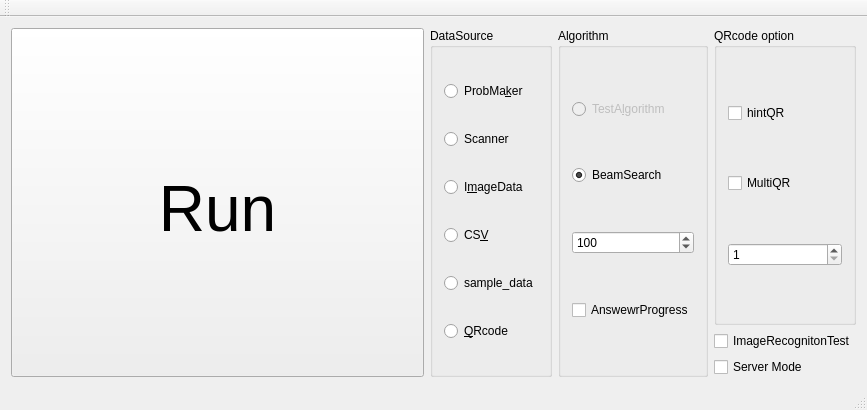
The window that Kunugida/kunugida.ui (tnct-spc/procon2017-comp) describes before a commit, drawn with Qt 5.
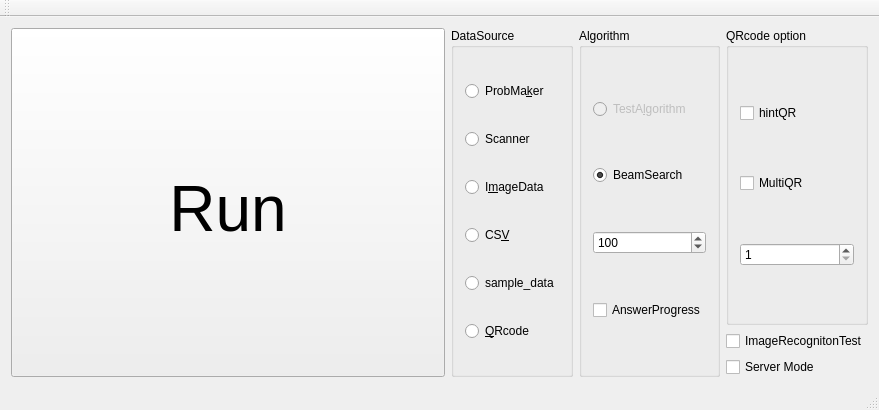
The same window after the commit.

What changed in the file:
```diff
--- a/Kunugida/kunugida.ui
+++ b/Kunugida/kunugida.ui
@@ -6,7 +6,7 @@
    <rect>
     <x>0</x>
     <y>0</y>
-    <width>867</width>
+    <width>879</width>
     <height>410</height>
    </rect>
   </property>
@@ -181,7 +181,7 @@
        <item>
         <widget class="QCheckBox" name="answer_progress">
          <property name="text">
-          <string>AnswewrProgress</string>
+          <string>AnswerProgress</string>
          </property>
         </widget>
        </item>
```
Left out of the diff: 4 changed lines with no effect on the pictures.
